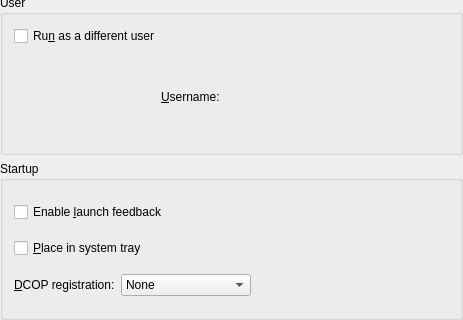
Old version of the form kio/kfile/kpropertiesdesktopadvbase.ui in the repository KDE/kdelibs; both pictures show x 0 to 463 and y 170 to 490 of the 463 by 490 pixel window.
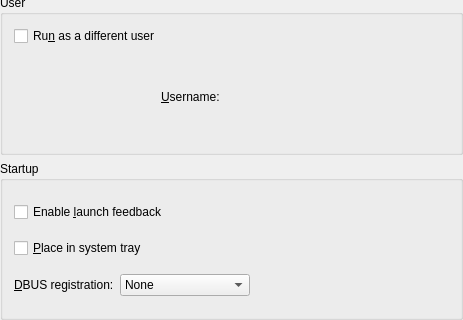
New version of the form. Custom widgets are drawn as their Qt base class.

Commit message:
X-DCOP-ServiceType -> X-DBUS-StartupType Change name into desktop file (now dcop is dead we use dbus) I keep compatibility with 'X-DCOP-ServiceType' X-DBUS-StartupType: name found by David (better than X-DBUS-ServiceType)
Rename a lot of reference to dcop.

Patch ok'ed by David.

Update doc.

Rename DCOP_* enum to DBUS_*

I will continue to rename reference to dcop -> dbus

I will change all desktop file which have key X-DCOP-ServiceType to X-DBUS-StartupType

```diff
--- a/kio/kfile/kpropertiesdesktopadvbase.ui
+++ b/kio/kfile/kpropertiesdesktopadvbase.ui
@@ -179,7 +179,7 @@
       <item row="2" column="0" >
        <widget class="QLabel" name="textLabel12" >
         <property name="text" >
-         <string>&amp;DCOP registration:</string>
+         <string>&amp;DBUS registration:</string>
         </property>
         <property name="buddy" >
          <cstring>dcopCombo</cstring>
```
Left out of the diff: 4 changed lines with no effect on the pictures. The commit also changes 14 other files.
